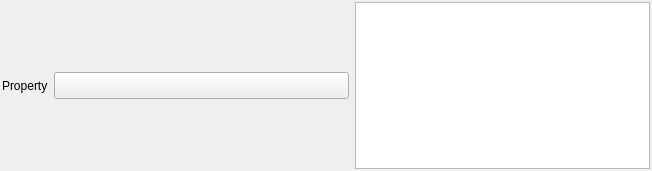
First picture: the form in Source/SVWidgetsLib/FilterParameterWidgets/UI_Files/PhaseTypeSelectionWidget.ui, repository BlueQuartzSoftware/SIMPL, before the edit.
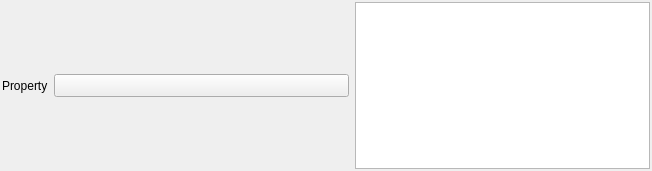
Second picture: the form after the edit.

Commit message: Using QToolButtons instead of QPushButtons for certain filter parameter widgets, so that the arrow is on the right side.  QToolButton is the class you're supposed to use for a button that has a connected menu.

What changed in the file:
```diff
--- a/Source/SVWidgetsLib/FilterParameterWidgets/UI_Files/PhaseTypeSelectionWidget.ui
+++ b/Source/SVWidgetsLib/FilterParameterWidgets/UI_Files/PhaseTypeSelectionWidget.ui
@@ -31,38 +31,21 @@
     </widget>
    </item>
    <item>
-    <widget class="QPushButton" name="m_SelectedAttributeMatrixPath">
+    <widget class="QToolButton" name="m_SelectedAttributeMatrixPath">
      <property name="sizePolicy">
       <sizepolicy hsizetype="Expanding" vsizetype="Fixed">
        <horstretch>0</horstretch>
        <verstretch>0</verstretch>
       </sizepolicy>
      </property>
-     <property name="maximumSize">
-      <size>
-       <width>16777215</width>
-       <height>16777215</height>
-      </size>
-     </property>
-     <property name="font">
-      <font>
-       <pointsize>12</pointsize>
-      </font>
-     </property>
      <property name="text">
       <string notr="true"/>
      </property>
-     <property name="iconSize">
-      <size>
-       <width>2</width>
-       <height>2</height>
-      </size>
+     <property name="popupMode">
+      <enum>QToolButton::InstantPopup</enum>
      </property>
-     <property name="shortcut">
-      <string>Ctrl+S</string>
-     </property>
-     <property name="flat">
-      <bool>false</bool>
+     <property name="toolButtonStyle">
+      <enum>Qt::ToolButtonTextBesideIcon</enum>
      </property>
     </widget>
    </item>
```
Left out of the diff: 2 changed lines with no effect on the pictures. The commit also changes 9 other files.
